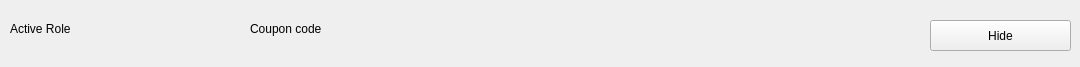
This is ui/statusbar.ui in opensoapstand/station_computer as Qt 5 draws it before an edit. The edited form follows.
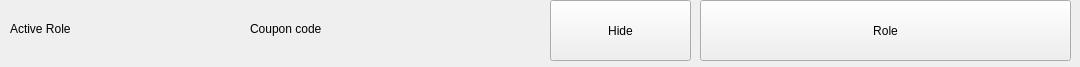
This is the edited form.

```diff
--- a/ui/statusbar.ui
+++ b/ui/statusbar.ui
@@ -16,10 +16,10 @@
   <widget class="QPushButton" name="pushButton_hide">
    <property name="geometry">
     <rect>
-     <x>930</x>
-     <y>20</y>
+     <x>550</x>
+     <y>0</y>
      <width>141</width>
-     <height>31</height>
+     <height>61</height>
     </rect>
    </property>
    <property name="text">
@@ -44,7 +44,7 @@
     <rect>
      <x>250</x>
      <y>20</y>
-     <width>271</width>
+     <width>121</width>
      <height>17</height>
     </rect>
    </property>
@@ -52,6 +52,19 @@
     <string>Coupon code</string>
    </property>
   </widget>
+  <widget class="QPushButton" name="pushButton_active_role">
+   <property name="geometry">
+    <rect>
+     <x>700</x>
+     <y>0</y>
+     <width>371</width>
+     <height>61</height>
+    </rect>
+   </property>
+   <property name="text">
+    <string>Role</string>
+   </property>
+  </widget>
  </widget>
  <resources/>
  <connections/>
```
